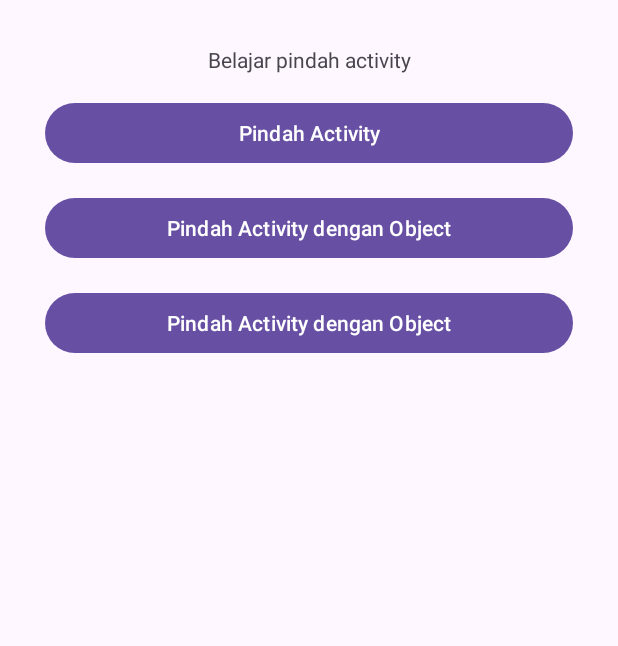
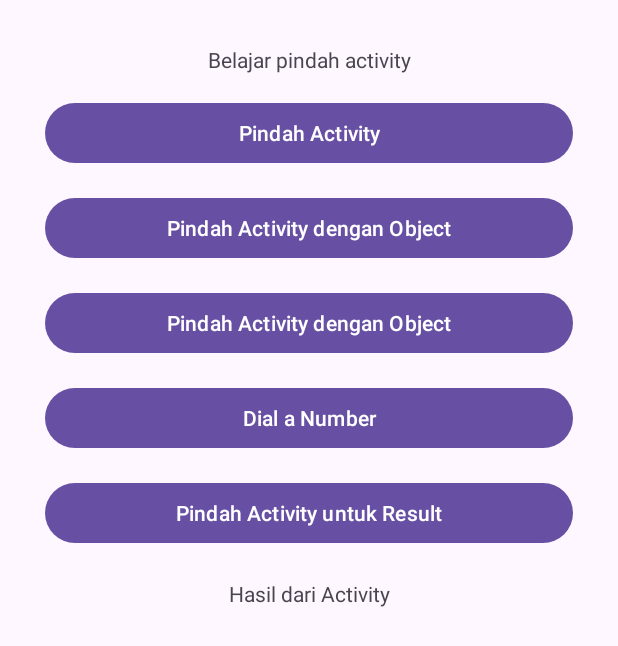
Before and after one commit to lenilestari/BelajarKotlin, an Android app: the screen it shows after launch (BelajarPindahActivity), on a phone screen of 412 x 824 dp. Shown: the top 646 px of the screen. Run offline under Robolectric (Android 15) with nearby library versions, the phone set to English and light mode, and no system bars.

```diff
--- a/app/src/main/AndroidManifest.xml
+++ b/app/src/main/AndroidManifest.xml
@@ -12,6 +12,9 @@
         android:supportsRtl="true"
         android:theme="@style/Theme.BelajarKotlin"
         tools:targetApi="31">
+        <activity
+            android:name=".Result"
+            android:exported="false" />
         <activity
             android:name=".MoveDataParcelable"
             android:exported="false" />
--- a/app/src/main/java/com/example/belajarkotlin/BelajarPindahActivity.kt
+++ b/app/src/main/java/com/example/belajarkotlin/BelajarPindahActivity.kt
@@ -1,12 +1,33 @@
 package com.example.belajarkotlin
 
 import android.content.Intent
+import android.net.Uri
 import androidx.appcompat.app.AppCompatActivity
 import android.os.Bundle
+import android.util.Log
 import android.view.View
 import android.widget.Button
+import android.widget.TextView
+import androidx.activity.result.contract.ActivityResultContracts
 
 class BelajarPindahActivity : AppCompatActivity(), View.OnClickListener {
+
+    private lateinit var ResultPilih : TextView
+
+    // buat dulu objek ActivityResultLauncher untuk pengembalian nilai
+
+    private val resultLauncher = registerForActivityResult(
+        ActivityResultContracts.StartActivityForResult()
+    ) { result ->
+        if (result.resultCode == Result.RESULT_CODE && result.data != null) {
+            val selectedValue = result.data?.getIntExtra(Result.EXTRA_SELECT_VALUE, 0)
+            ResultPilih.text = "Hasil : $selectedValue"
+        }
+        Log.i("Result", "ok masuk")
+    }
+
+
+
     override fun onCreate(savedInstanceState: Bundle?) {
         super.onCreate(savedInstanceState)
         setContentView(R.layout.activity_belajar_pindah)
@@ -19,6 +40,11 @@ class BelajarPindahActivity : AppCompatActivity(), View.OnClickListener {
 
         val dataParcelableMove : Button = findViewById(R.id.btn_dataParcelable)
         dataParcelableMove.setOnClickListener(this)
+
+        val dialNumber : Button = findViewById(R.id.btn_dialNumber)
+        dialNumber.setOnClickListener(this)
+
+        ResultPilih = findViewById(R.id.tv_HasilPilih)
 
     }
 
@@ -53,6 +79,17 @@ class BelajarPindahActivity : AppCompatActivity(), View.OnClickListener {
                 moveDataClass.putExtra(MoveDataParcelable.EXTRA_DATACLASS, dataClass)
                 startActivity(moveDataClass)
             }
+
+            R.id.btn_dialNumber -> {
+                val phoneNumber = "085210603262"
+                val dialPhoneIntent = Intent (Intent.ACTION_DIAL, Uri.parse("tel:$phoneNumber"))
+                startActivity(dialPhoneIntent)
+            }
+            R.id.btn_ResultPilih -> {
+                val movePilih = Intent(this@BelajarPindahActivity, Result::class.java)
+                resultLauncher.launch(movePilih)
+
+            }
         }
     }
 }
--- a/app/src/main/res/layout/activity_belajar_pindah.xml
+++ b/app/src/main/res/layout/activity_belajar_pindah.xml
@@ -44,6 +44,28 @@
             android:layout_marginTop="15dp"
             android:text="@string/move_with_object"/>
 
+        <Button
+            android:id="@+id/btn_dialNumber"
+            android:layout_width="match_parent"
+            android:layout_height="match_parent"
+            android:layout_marginTop="15dp"
+            android:text="@string/dial_number"/>
+
+        <Button
+            android:id="@+id/btn_ResultPilih"
+            android:layout_width="match_parent"
+            android:layout_height="match_parent"
+            android:layout_marginTop="15dp"
+            android:text="@string/move_with_result"/>
+
+        <TextView
+            android:id="@+id/tv_HasilPilih"
+            android:layout_width="match_parent"
+            android:layout_height="match_parent"
+            android:layout_marginTop="20dp"
+            android:gravity="center"
+            android:text="@string/result_from_activity"/>
+
 
     </LinearLayout>
 
```
Also changed, not shown: app/src/main/java/com/example/belajarkotlin/Result.kt (added, +56 -0 lines), app/src/main/res/layout/activity_result.xml (added, +76 -0 lines).
